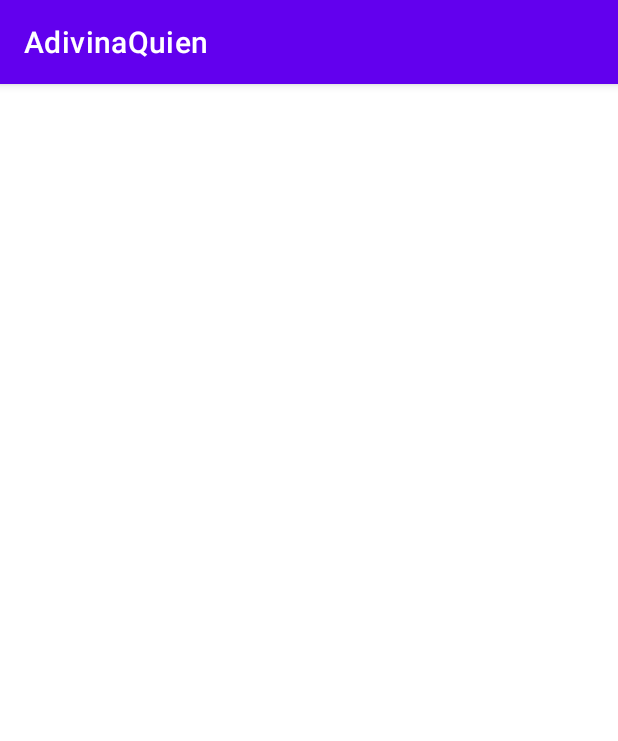
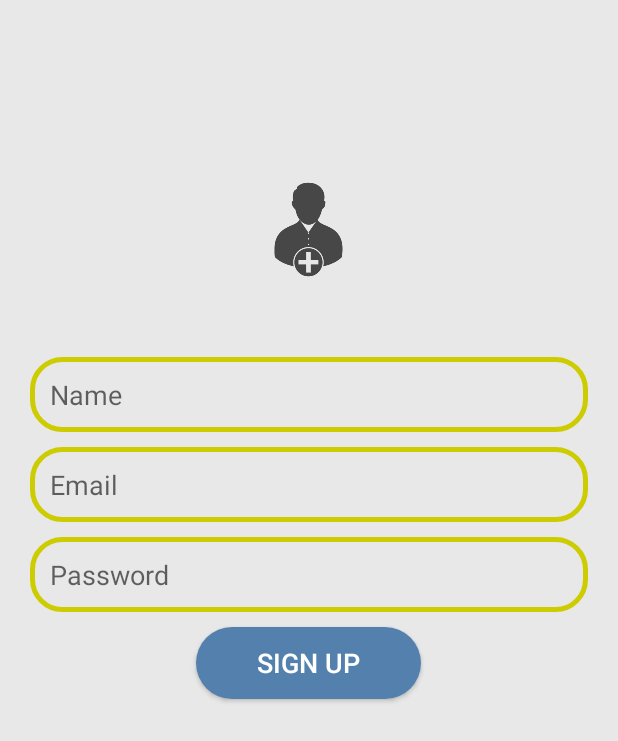
Before and after one commit to moisiete99/AdivinaQuien, an Android app: the SignUp screen opened directly, with no data from a screen before it, on a phone screen of 412 x 824 dp. Shown: the top 741 px of the screen. Run offline under Robolectric (Android 15) with nearby library versions, the phone set to English and light mode, and no system bars.

Commit message:
login y signup xml OK

```diff
--- /dev/null
+++ b/app/src/main/res/drawable/btn_background.xml
@@ -0,0 +1,5 @@
+<?xml version="1.0" encoding="utf-8"?>
+<shape xmlns:android="http://schemas.android.com/apk/res/android">
+    <corners android:radius="50dp"/>
+    <solid android:color="@color/login_blue"/>
+</shape>
--- a/app/src/main/res/drawable/edt_background.xml
+++ b/app/src/main/res/drawable/edt_background.xml
@@ -3,5 +3,5 @@
     <corners android:radius="20dp" />
     <stroke
         android:width="3dp"
-        android:color="@color/login_blue"/>
+        android:color="@color/login_yellow"/>
 </shape>
--- a/app/src/main/res/layout/activity_sign_up.xml
+++ b/app/src/main/res/layout/activity_sign_up.xml
@@ -1,9 +1,66 @@
 <?xml version="1.0" encoding="utf-8"?>
-<androidx.constraintlayout.widget.ConstraintLayout xmlns:android="http://schemas.android.com/apk/res/android"
+<RelativeLayout xmlns:android="http://schemas.android.com/apk/res/android"
     xmlns:app="http://schemas.android.com/apk/res-auto"
     xmlns:tools="http://schemas.android.com/tools"
     android:layout_width="match_parent"
     android:layout_height="match_parent"
+    android:background="#E8E8E8"
     tools:context=".SignUp">
 
-</androidx.constraintlayout.widget.ConstraintLayout>
+    <ImageView
+        android:id="@+id/logo_login"
+        android:layout_width="150dp"
+        android:layout_height="150dp"
+        android:layout_centerHorizontal="true"
+        android:layout_marginTop="78dp"
+        android:src="@drawable/signup" />
+
+    <EditText
+        android:id="@+id/edt_name"
+        android:layout_width="match_parent"
+        android:layout_height="50dp"
+        android:layout_below="@id/logo_login"
+        android:layout_marginLeft="20dp"
+        android:layout_marginTop="10dp"
+        android:layout_marginRight="20dp"
+        android:background="@drawable/edt_background"
+        android:hint="Name"
+        android:paddingLeft="13dp" />
+
+    <EditText
+        android:id="@+id/edt_email"
+        android:layout_width="match_parent"
+        android:layout_height="50dp"
+        android:layout_below="@id/edt_name"
+        android:layout_marginLeft="20dp"
+        android:layout_marginTop="10dp"
+        android:layout_marginRight="20dp"
+        android:background="@drawable/edt_background"
+        android:hint="Email"
+        android:paddingLeft="13dp" />
+
+    <EditText
+        android:id="@+id/edt_password"
+        android:layout_width="match_parent"
+        android:layout_height="50dp"
+        android:layout_below="@id/edt_email"
+        android:layout_marginLeft="20dp"
+        android:layout_marginTop="10dp"
+        android:layout_marginRight="20dp"
+        android:background="@drawable/edt_background"
+        android:hint="Password"
+        android:paddingLeft="13dp" />
+
+    <Button
+        android:id="@+id/btn_signup"
+        android:layout_width="150dp"
+        android:layout_height="wrap_content"
+        android:layout_below="@id/edt_password"
+        android:layout_centerHorizontal="true"
+        android:layout_marginTop="10dp"
+        android:background="@drawable/btn_background"
+        android:text="Sign Up"
+        android:textColor="@color/white"
+        android:textSize="18sp" />
+
+</RelativeLayout>
--- a/app/src/main/res/values/themes.xml
+++ b/app/src/main/res/values/themes.xml
@@ -1,6 +1,6 @@
 <resources xmlns:tools="http://schemas.android.com/tools">
     <!-- Base application theme. -->
-    <style name="Theme.AdivinaQuien" parent="Theme.MaterialComponents.DayNight.DarkActionBar">
+    <style name="Theme.AdivinaQuien" parent="Theme.AppCompat.Light.NoActionBar">
         <!-- Primary brand color. -->
         <item name="colorPrimary">@color/purple_500</item>
         <item name="colorPrimaryVariant">@color/purple_700</item>
```
Also changed, not shown: app/src/main/res/layout/activity_log_in.xml (+27 -10 lines).
